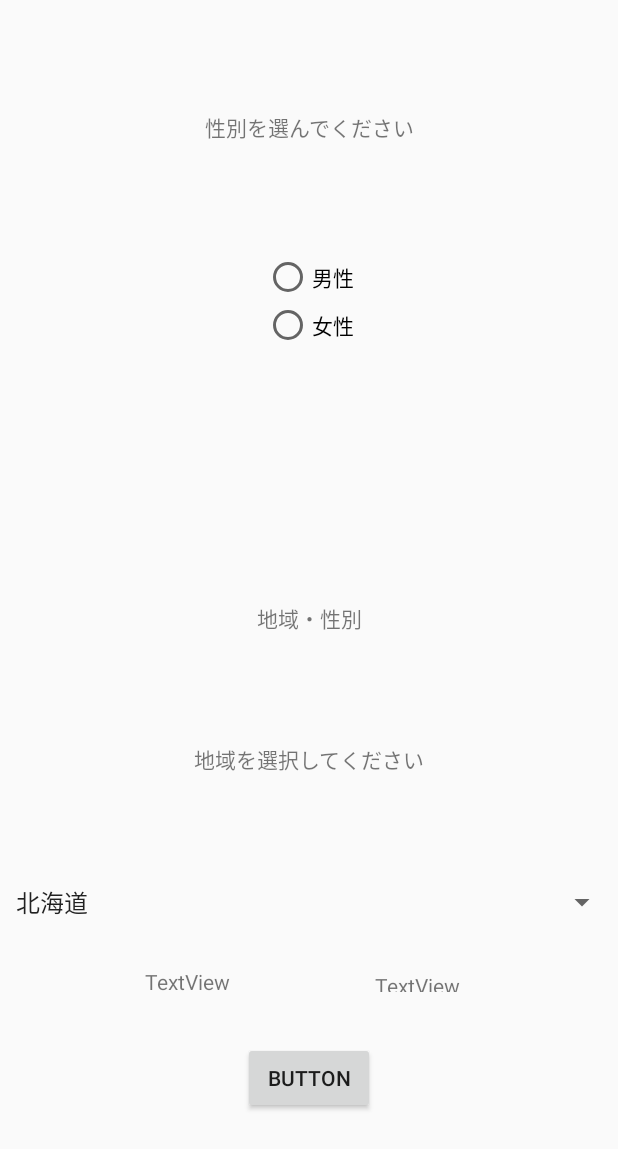
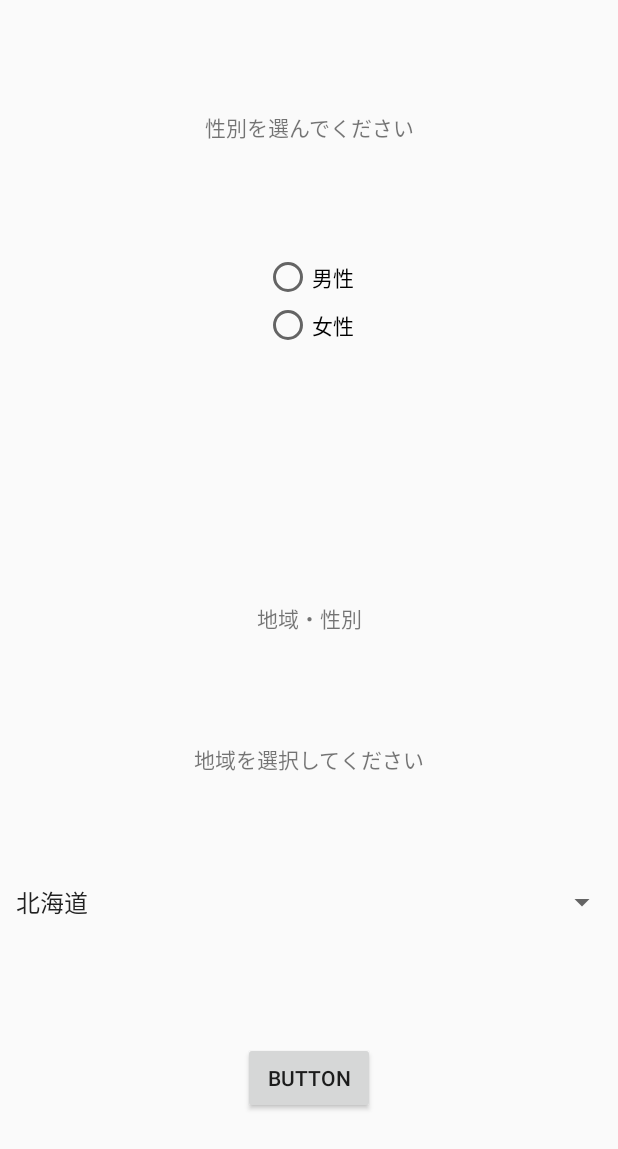
Before and after one commit to karsay/U-22, an Android app: the layout fragment_register.xml on its own in the app's theme, with its tools: preview values and no code run, on a phone screen of 412 x 824 dp. Shown: the top 1149 px of the screen. Run offline under Robolectric (Android 15) with nearby library versions, the phone set to English and light mode, and no system bars; network calls fail.

Commit message:
登録ページの登録機能を実装＋登録ページのプログラム一部修正

```diff
--- a/app/src/main/res/layout/fragment_register.xml
+++ b/app/src/main/res/layout/fragment_register.xml
@@ -73,17 +73,6 @@
         app:layout_constraintStart_toStartOf="parent"
         app:layout_constraintTop_toBottomOf="@+id/textRegister" />
 
-    <TextView
-        android:id="@+id/debug"
-        android:layout_width="65dp"
-        android:layout_height="14dp"
-        android:text="TextView"
-        app:layout_constraintBottom_toTopOf="@+id/button"
-        app:layout_constraintEnd_toEndOf="parent"
-        app:layout_constraintHorizontal_bias="0.5"
-        app:layout_constraintStart_toEndOf="@+id/textView7"
-        app:layout_constraintTop_toBottomOf="@+id/spinner" />
-
     <Button
         android:id="@+id/button"
         android:layout_width="wrap_content"
@@ -94,16 +83,4 @@
         app:layout_constraintStart_toStartOf="parent"
         app:layout_constraintTop_toBottomOf="@+id/spinner" />
 
-    <TextView
-        android:id="@+id/textView7"
-        android:layout_width="wrap_content"
-
-        android:layout_height="wrap_content"
-        android:text="TextView"
-        app:layout_constraintBottom_toTopOf="@+id/button"
-        app:layout_constraintEnd_toStartOf="@+id/debug"
-        app:layout_constraintHorizontal_bias="0.5"
-        app:layout_constraintStart_toStartOf="parent"
-        app:layout_constraintTop_toBottomOf="@+id/spinner" />
-
 </androidx.constraintlayout.widget.ConstraintLayout>
```
Also changed, not shown: app/src/main/java/nhs90556/hal/ac/u_22/ui/register/RegisterFragment.kt (+24 -35 lines).
